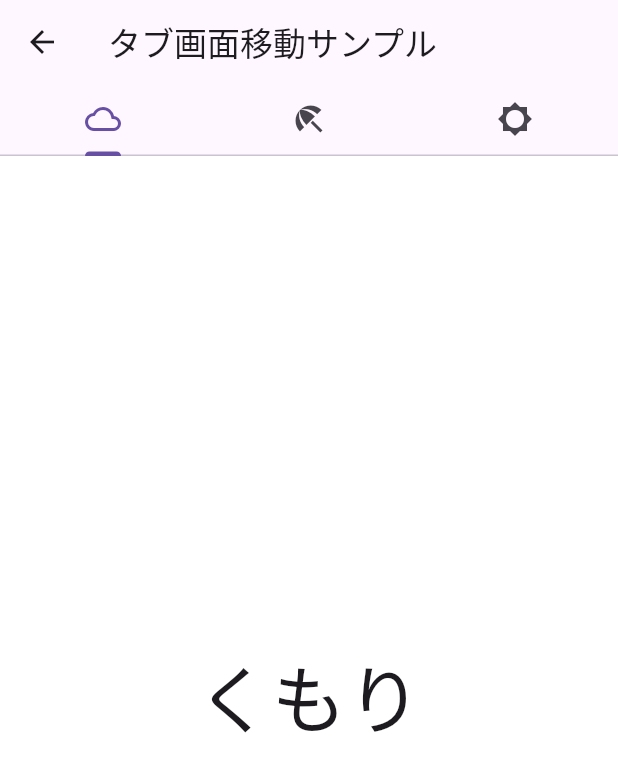
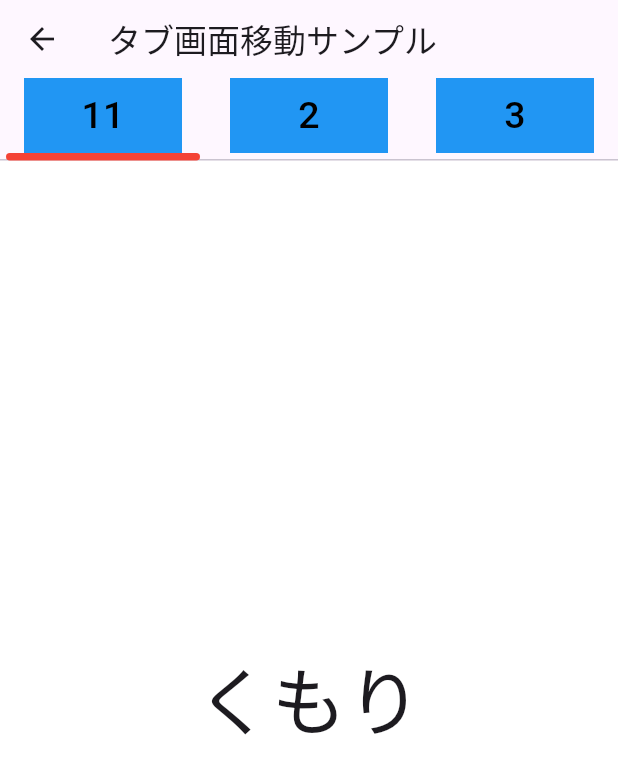
Before and after one commit to katafuchix/flutter_ui_examples, a Flutter app: the TabMenuScreen screen opened directly, after a tap on "tab controller example", on a phone screen of 412 x 824 dp. Shown: the top 774 px of the screen. Run offline on Flutter 3.47's test engine with Material 3 defaults, Android fonts, the phone set to English and light mode, and no system bars; our stand-ins replace google_maps_flutter, shared_preferences, video_player; missing offline and left inert: ff_annotation_route_library; accounts and stored records are empty.

Commit message:
tab under line example

```diff
--- a/lib/app.dart
+++ b/lib/app.dart
@@ -24,6 +24,7 @@ import 'shared/shared_user_example_screen.dart';
 import 'tab/tab_menu_screen.dart';
 import 'tab/tab_example_screen.dart';
 import 'tab/tab_controller_example_screen.dart';
+import 'tab/tab_library_example_screen.dart';
 
 class MyApp extends StatefulWidget {
   const MyApp();
@@ -92,6 +93,7 @@ class _MyAppState extends State<MyApp> {
       Routes.tab_menu: () => TabMenuScreen(),
       Routes.tab_example: () => TabExampleScreen(),
       Routes.tab_controller_example: () => TabControllerExampleScreen(),
+      Routes.tab_library_example: () => TabLibraryExampleScreen(),
     };
   }
 }
@@ -120,6 +122,7 @@ class Routes {
   static const String tab_menu = '/tab_menu';
   static const String tab_example = '/tab_example';
   static const String tab_controller_example = '/tab_controller_example';
+  static const String tab_library_example = '/tab_library_example';
 }
 
 
--- a/lib/tab/tab_controller_example_screen.dart
+++ b/lib/tab/tab_controller_example_screen.dart
@@ -1,5 +1,4 @@
 import 'package:flutter/material.dart';
-
 
 class TabControllerExampleScreen extends StatefulWidget {
   const TabControllerExampleScreen({Key? key}) : super(key: key);
@@ -22,14 +21,35 @@ class _TabControllerExampleScreen extends State<TabControllerExampleScreen> with
     return Scaffold(
       appBar: AppBar(
         title: const Text('タブ画面移動サンプル'),
-        bottom: TabBar(
+        bottom:
+        TabBar(
           controller: _tabController,
-          tabs: const <Widget>[
+          indicatorWeight: 5,
+          indicatorSize: TabBarIndicatorSize.label,
+          indicator: CustomUnderlineTabIndicator(
+            insets: EdgeInsets.only(top: 10, bottom: 2),
+            borderSide: BorderSide(width: 1, color: Colors.red),
+          ),
+          /*tabs: const <Widget>[
             Tab(icon: Icon(Icons.cloud_outlined)),
             Tab(icon: Icon(Icons.beach_access_sharp)),
             Tab(icon: Icon(Icons.brightness_5_sharp)),
-          ],
+          ],*/
+          tabs: ["11", "2", "3"].map((str) {
+            return Container(
+              height: 50,
+              color: Colors.blue,
+              child: Center(
+                child: new Text(
+                  str,
+                  style: TextStyle(color: Colors.black, fontSize: 25),
+                ),
+              ),
+            );
+          }).toList(),
+
         ),
+
       ),
       body: TabBarView(
         controller: _tabController,
@@ -42,3 +62,98 @@ class _TabControllerExampleScreen extends State<TabControllerExampleScreen> with
     );
   }
 }
+
+
+///参考UnderlineTabIndicator,仅仅修改画笔StrokeCap.square 为 StrokeCap.round
+class CustomUnderlineTabIndicator extends Decoration {
+  /// Create an underline style selected tab indicator.
+  ///
+  /// The [borderSide] and [insets] arguments must not be null.
+  const CustomUnderlineTabIndicator({
+    this.borderSide = const BorderSide(width: 2.0, color: Colors.white),
+    this.insets = EdgeInsets.zero,
+  })  : assert(borderSide != null),
+        assert(insets != null);
+
+  /// The color and weight of the horizontal line drawn below the selected tab.
+  final BorderSide borderSide;
+
+  /// Locates the selected tab's underline relative to the tab's boundary.
+  ///
+  /// The [TabBar.indicatorSize] property can be used to define the tab
+  /// indicator's bounds in terms of its (centered) tab widget with
+  /// [TabBarIndicatorSize.label], or the entire tab with
+  /// [TabBarIndicatorSize.tab].
+  final EdgeInsetsGeometry insets;
+
+  @override
+  Decoration? lerpFrom(Decoration? a, double t) {
+    if (a is UnderlineTabIndicator) {
+      return UnderlineTabIndicator(
+        borderSide: BorderSide.lerp(a.borderSide, borderSide, t),
+        insets: EdgeInsetsGeometry.lerp(a.insets, insets, t)!,
+      );
+    }
+    return super.lerpFrom(a, t);
+  }
+
+  @override
+  Decoration? lerpTo(Decoration? b, double t) {
+    if (b is UnderlineTabIndicator) {
+      return UnderlineTabIndicator(
+        borderSide: BorderSide.lerp(borderSide, b.borderSide, t),
+        insets: EdgeInsetsGeometry.lerp(insets, b.insets, t)!,
+      );
+    }
+    return super.lerpTo(b, t);
+  }
+
+  @override
+  _UnderlinePainter createBoxPainter([VoidCallback? onChanged]) {
+    return _UnderlinePainter(this, onChanged);
+  }
+
+  Rect _indicatorRectFor(Rect rect, TextDirection textDirection) {
+    assert(rect != null);
+    assert(textDirection != null);
+    final Rect indicator = insets.resolve(textDirection).deflateRect(rect);
+    return Rect.fromLTWH(
+      indicator.left-10,
+      indicator.bottom - borderSide.width,
+      indicator.width+20,
+      borderSide.width,
+    );
+  }
+
+  @override
+  Path getClipPath(Rect rect, TextDirection textDirection) {
+    return Path()..addRect(_indicatorRectFor(rect, textDirection));
+  }
+}
+
+class _UnderlinePainter extends BoxPainter {
+  _UnderlinePainter(this.decoration, VoidCallback? onChanged)
+      : assert(decoration != null),
+        super(onChanged);
+
+  final CustomUnderlineTabIndicator? decoration;
+
+  BorderSide? get borderSide => decoration?.borderSide;
+
+  EdgeInsetsGeometry? get insets => decoration?.insets;
+
+  @override
+  void paint(Canvas canvas, Offset offset, ImageConfiguration? configuration) {
+    assert(configuration != null);
+    assert(configuration!.size != null);
+    final Rect rect = offset & configuration!.size!;
+    //final Rect rect = configuration!.size!;
+    final TextDirection textDirection = configuration.textDirection!;
+    final Rect indicator = decoration!._indicatorRectFor(rect, textDirection)
+        .deflate(decoration!.borderSide.width / 2.0);
+    final Paint paint = decoration!.borderSide.toPaint();
+    paint.strokeWidth = 5;
+    paint.strokeCap = StrokeCap.round; //主要是修改此处  圆角
+    canvas.drawLine(indicator.bottomLeft, indicator.bottomRight, paint);
+  }
+}
--- a/lib/tab/tab_menu_screen.dart
+++ b/lib/tab/tab_menu_screen.dart
@@ -85,6 +85,29 @@ class _TabMenuScreenState extends BaseState<TabMenuScreen> {
                     //};
                   },
                 )
+            ),
+            Container(
+                margin: const EdgeInsets.all(20.0),
+                child: GestureDetector(
+                  behavior: HitTestBehavior.translucent,
+                  child: const Column(
+                    crossAxisAlignment: CrossAxisAlignment.start,
+                    children: <Widget>[
+                      Text(
+                        'tab library example',
+                      ),
+                      Text(
+                        'Tab Custom',
+                        style: TextStyle(color: Colors.grey),
+                      )
+                    ],
+                  ),
+                  onTap: () async {
+                    final result = await MyNavigator.pushNamed(
+                        context, Routes.tab_library_example,
+                        pageOpenType: PageOpenType.SLIDE);
+                  },
+                )
             )
           ],
         ),
```
Also changed, not shown: lib/tab/tab_library_example_screen.dart (added, +175 -0 lines).
